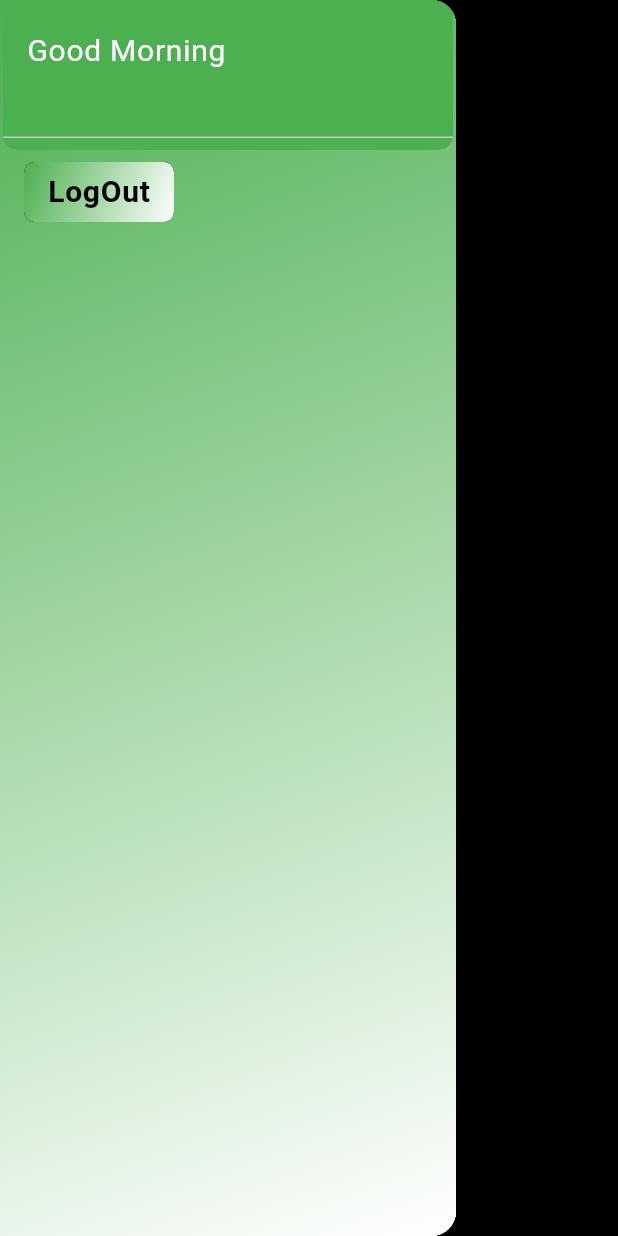
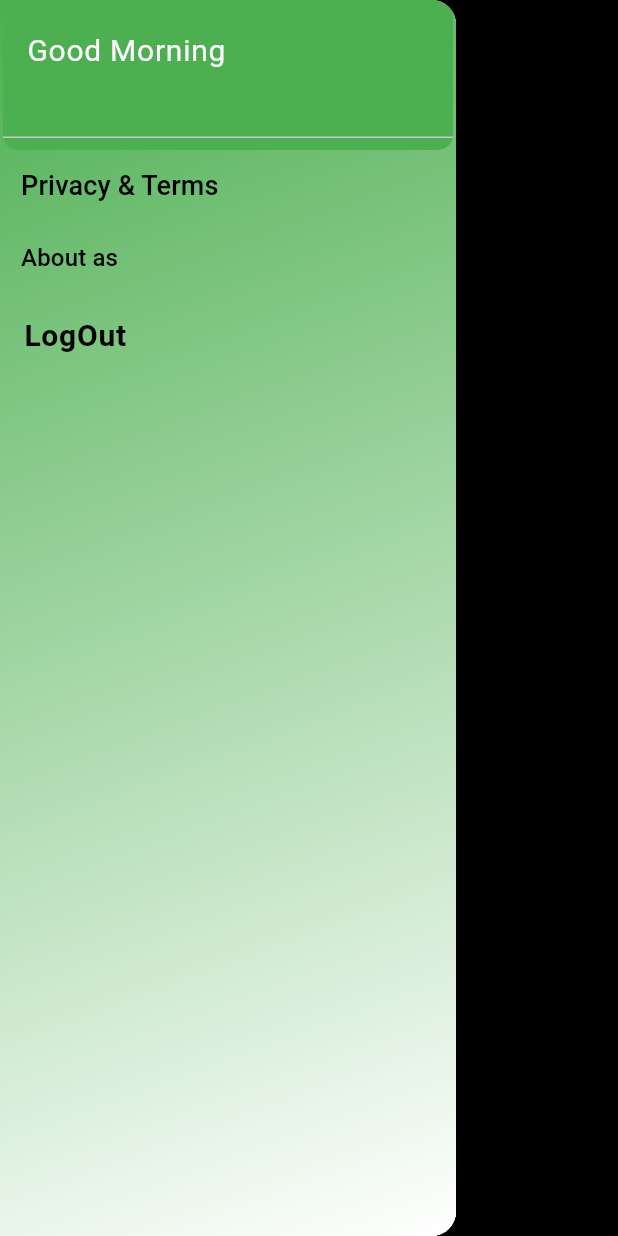
Before and after one commit to Gopi333888/My-Library-App-Audio-Book-App-, a Flutter app: the HomeScreen screen opened directly, with the side drawer open, on a phone screen of 412 x 824 dp. Run offline on Flutter 3.47's test engine with Material 3 defaults, Android fonts, the light colour scheme and no system bars; our stand-ins replace animated_splash_screen, audioplayers, cloud_firestore, curved_navigation_bar, file_picker, firebase_auth and 6 more; accounts and stored records are empty.

Commit message:
fix balance errors 30/11/23

```diff
--- a/lib/Screens/NavigatorBar/navigator_bar.dart
+++ b/lib/Screens/NavigatorBar/navigator_bar.dart
@@ -1,5 +1,4 @@
 import 'package:firebase_auth/firebase_auth.dart';
-import 'package:firebase_core/firebase_core.dart';
 import 'package:flutter/material.dart';
 import 'package:curved_navigation_bar/curved_navigation_bar.dart';
 import 'package:mylibrary/Screens/Screens/App/Search.dart';
--- a/lib/Screens/Screens/App/home_screen.dart
+++ b/lib/Screens/Screens/App/home_screen.dart
@@ -79,7 +79,10 @@ class _HomeScreenState extends State<HomeScreen> {
                         name = data['fullName'] as String;
                       }
 
-                      return Container(
+                      return Column(
+                        crossAxisAlignment: CrossAxisAlignment.start,
+                        children: [
+                          Container(
                             width: 300,
                             height: 100,
                             decoration: BoxDecoration(
@@ -107,6 +110,20 @@ class _HomeScreenState extends State<HomeScreen> {
                                 FirebaseAuth.instance.currentUser!.email!,
                               ),
                             ),
+                          ),
+                          TextButton(
+                              onPressed: () {},
+                              child: const Text(
+                                "Privacy & Terms",
+                                style: TextStyle(
+                                    fontSize: 18, color: Colors.black),
+                              )),
+                          TextButton(
+                              onPressed: () {},
+                              child: const Text("About as",
+                                  style: TextStyle(
+                                      fontSize: 16, color: Colors.black))),
+                        ],
                       );
                     }
 
@@ -158,27 +175,12 @@ class _HomeScreenState extends State<HomeScreen> {
                           },
                         );
                       },
-                      child: Container(
-                        width: 100,
-                        height: 40,
-                        decoration: BoxDecoration(
-                          borderRadius: BorderRadius.circular(7),
-                          gradient: const LinearGradient(
-                            colors: [Colors.green, Colors.white],
-                            begin: Alignment.topLeft,
-                            end: Alignment.bottomRight,
-                          ),
-                          boxShadow: const [BoxShadow(color: Colors.black)],
-                        ),
-                        child: const Center(
-                          child: Text(
+                      child: const Text(
                         "LogOut",
                         style: TextStyle(
                             fontWeight: FontWeight.bold,
                             fontSize: 20,
                             color: Colors.black),
-                          ),
-                        ),
                       )),
                 ),
               ],
--- a/lib/Screens/login.dart/splash_screen.dart
+++ b/lib/Screens/login.dart/splash_screen.dart
@@ -2,9 +2,7 @@ import 'package:animated_splash_screen/animated_splash_screen.dart';
 import 'package:firebase_auth/firebase_auth.dart';
 import 'package:flutter/material.dart';
 import 'package:mylibrary/Screens/NavigatorBar/navigator_bar.dart';
-import 'package:mylibrary/Screens/helper/helper/sharepreference.dart';
 import 'package:mylibrary/Screens/login.dart/user_login.dart';
-import 'package:mylibrary/database/service/hivedatabase.dart';
 
 class SplashScreen extends StatefulWidget {
   // ignore: use_key_in_widget_constructors
--- a/pubspec.yaml
+++ b/pubspec.yaml
@@ -49,6 +49,7 @@ dependencies:
   audioplayers: ^5.2.0
 
 
+
 dev_dependencies:
   # The "flutter_lints" package below contains a set of recommended lints to
   # encourage good coding practices. The lint set provided by the package is
@@ -60,7 +61,12 @@ dev_dependencies:
    sdk: flutter
   hive_generator: ^2.0.1
   build_runner: ^2.3.1
+  flutter_launcher_icons: "^0.13.1"
 
+flutter_launcher_icons:
+  android: "launcher_icon"
+  ios: true
+  image_path: "assets/images/BOOK LOVERS CLUB.png"
 # For information on the generic Dart part of this file, see the
 # following page: https://dart.dev/tools/pub/pubspec
 # The following section is specific to Flutter packages.
```
Also changed, not shown: PrivacyvsAboutUs/about_us.dart (added, +23 -0 lines), lib/Screens/AdminPages/book_details.dart (+14 -1 lines), lib/Screens/AdminPages/datastoredpage.dart (+5 -2 lines), assets/images/BOOK LOVERS CLUB.png (added), pubspec.lock, 27 other files. Lines whose indentation alone changed are shown as unchanged.
